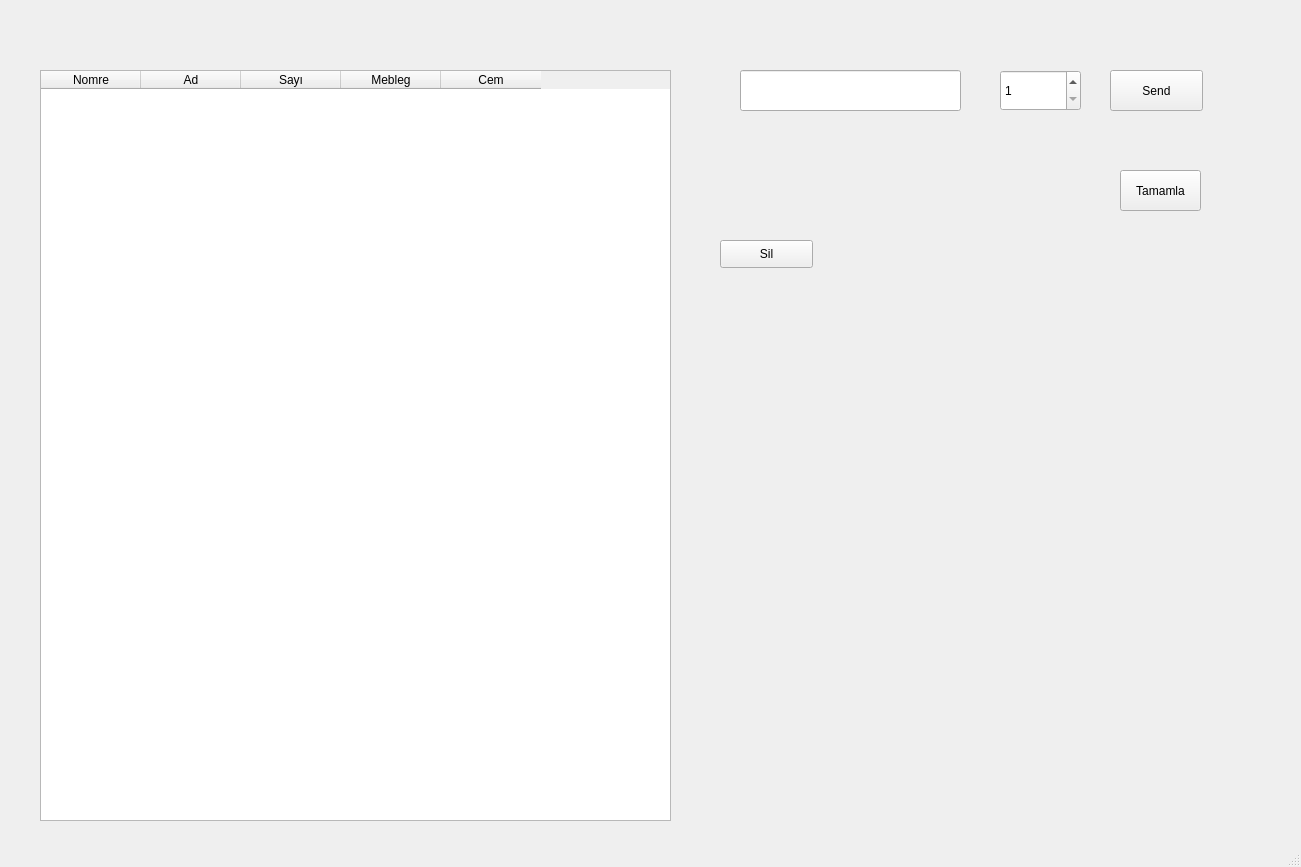
huseynhesenov1/POSManager, file OYP/shopPro.ui: the form before one commit.
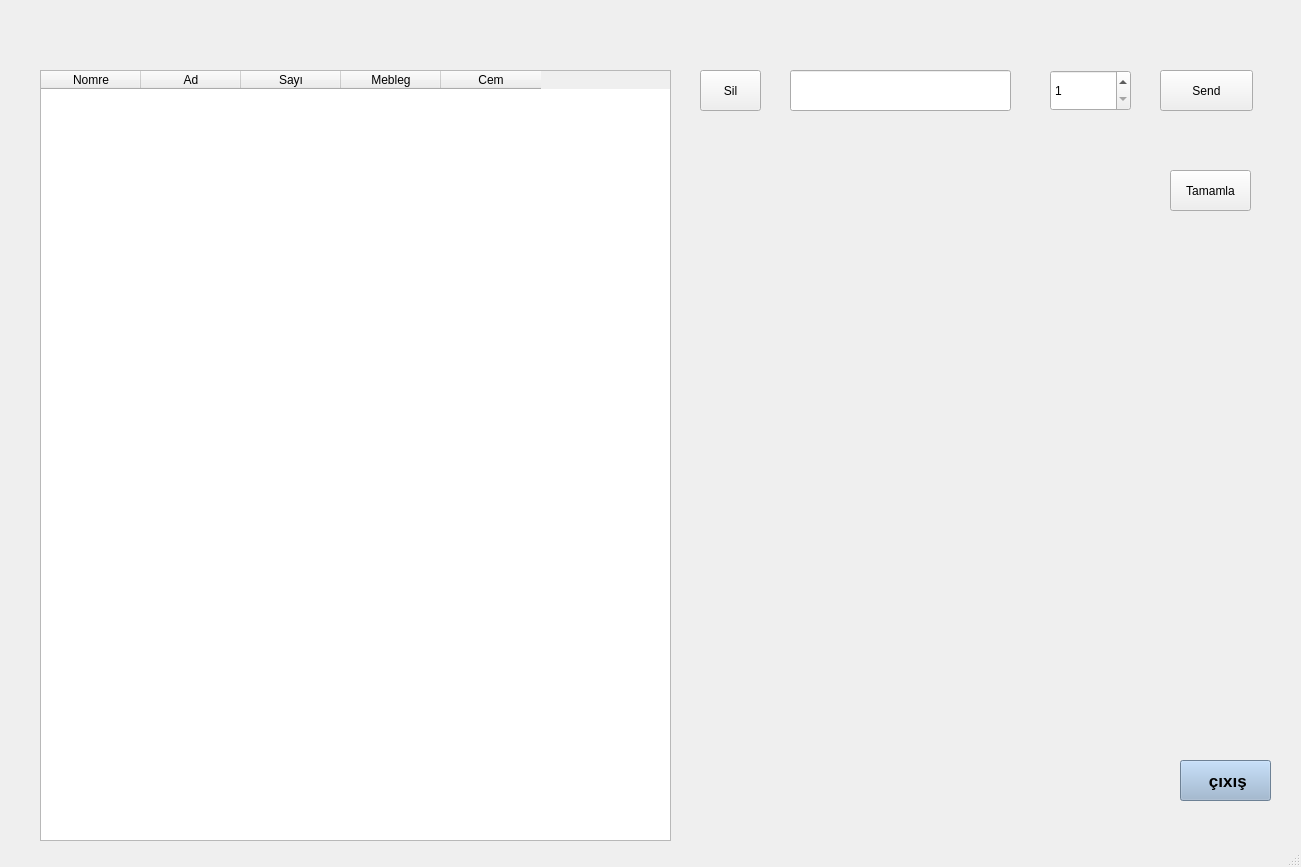
The form after the commit.

What changed in the file:
```diff
--- a/OYP/shopPro.ui
+++ b/OYP/shopPro.ui
@@ -20,7 +20,7 @@
       <x>40</x>
       <y>70</y>
       <width>631</width>
-      <height>751</height>
+      <height>771</height>
      </rect>
     </property>
     <property name="baseSize">
@@ -58,7 +58,7 @@
    <widget class="QLineEdit" name="LE">
     <property name="geometry">
      <rect>
-      <x>740</x>
+      <x>790</x>
       <y>70</y>
       <width>221</width>
       <height>41</height>
@@ -68,7 +68,7 @@
    <widget class="QPushButton" name="send">
     <property name="geometry">
      <rect>
-      <x>1110</x>
+      <x>1160</x>
       <y>70</y>
       <width>93</width>
       <height>41</height>
@@ -81,7 +81,7 @@
    <widget class="QSpinBox" name="sp">
     <property name="geometry">
      <rect>
-      <x>1000</x>
+      <x>1050</x>
       <y>70</y>
       <width>81</width>
       <height>41</height>
@@ -94,7 +94,7 @@
    <widget class="QPushButton" name="tamamla">
     <property name="geometry">
      <rect>
-      <x>1120</x>
+      <x>1170</x>
       <y>170</y>
       <width>81</width>
       <height>41</height>
@@ -107,10 +107,10 @@
    <widget class="QPushButton" name="btnSil">
     <property name="geometry">
      <rect>
-      <x>720</x>
-      <y>240</y>
-      <width>93</width>
-      <height>28</height>
+      <x>700</x>
+      <y>70</y>
+      <width>61</width>
+      <height>41</height>
      </rect>
     </property>
     <property name="text">
@@ -130,6 +130,58 @@
      <string/>
     </property>
    </widget>
+   <widget class="QLabel" name="L2">
+    <property name="geometry">
+     <rect>
+      <x>40</x>
+      <y>30</y>
+      <width>211</width>
+      <height>21</height>
+     </rect>
+    </property>
+    <property name="text">
+     <string/>
+    </property>
+   </widget>
+   <widget class="QLabel" name="L3">
+    <property name="geometry">
+     <rect>
+      <x>300</x>
+      <y>30</y>
+      <width>211</width>
+      <height>21</height>
+     </rect>
+    </property>
+    <property name="text">
+     <string/>
+    </property>
+   </widget>
+   <widget class="QPushButton" name="OK4">
+    <property name="geometry">
+     <rect>
+      <x>1180</x>
+      <y>760</y>
+      <width>91</width>
+      <height>41</height>
+     </rect>
+    </property>
+    <property name="font">
+     <font>
+      <pointsize>13</pointsize>
+      <weight>75</weight>
+      <bold>true</bold>
+     </font>
+    </property>
+    <property name="cursor">
+     <cursorShape>PointingHandCursor</cursorShape>
+    </property>
+    <property name="styleSheet">
+     <string notr="true">background-color: rgb(152, 180, 208);</string>
+    </property>
+    <property name="text">
+     <string> çıxış</string>
+    </property>
+   </widget>
   </widget>
   <widget class="QMenuBar" name="menubar">
    <property name="geometry">
```
